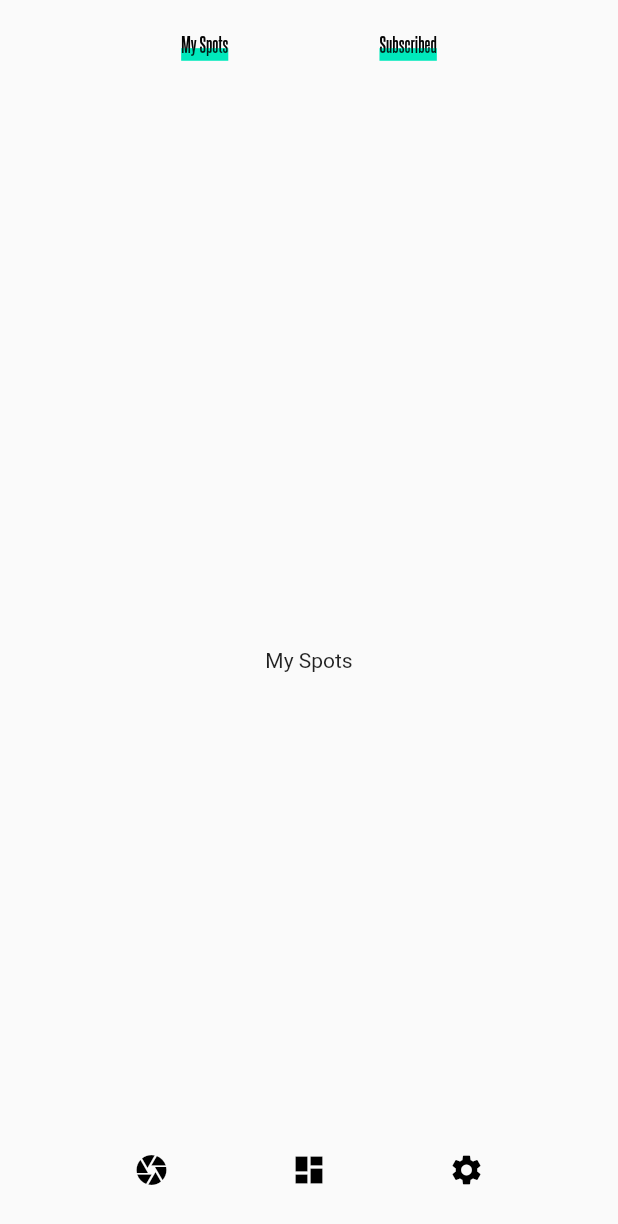
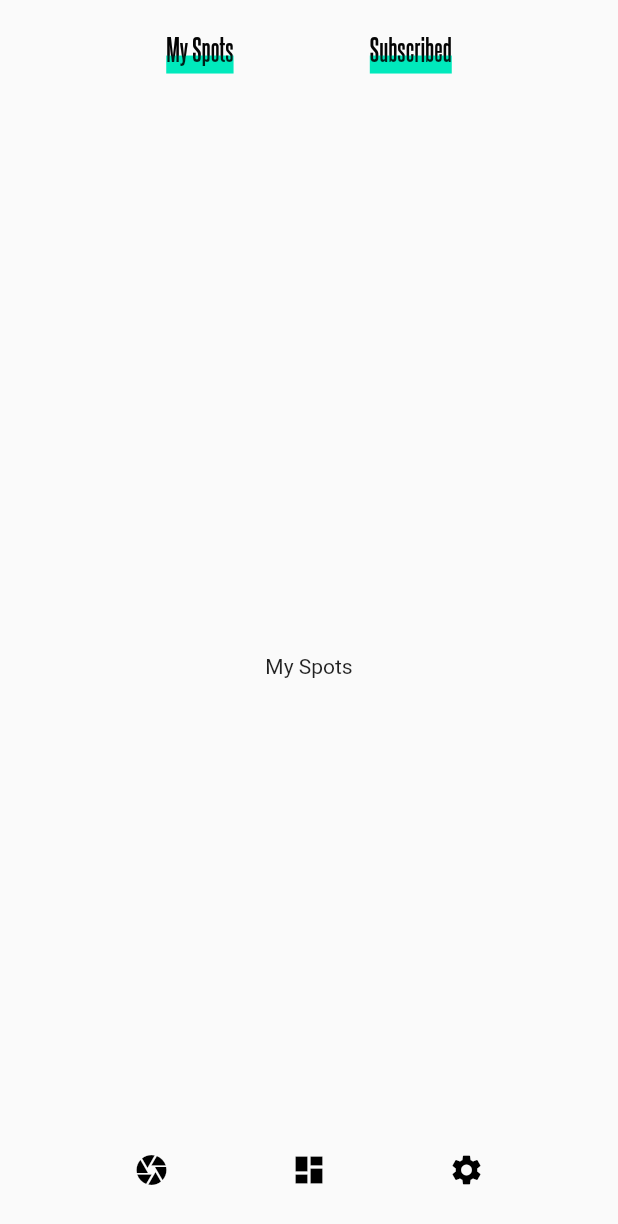
Before and after one commit to overdoz/quagga, a Flutter app: the screen it shows after launch, swiped to page 2, on a phone screen of 412 x 824 dp. Shown: the top 1224 px of the screen. Run offline on Flutter 3.47's test engine with Material 2 defaults, Android fonts, the phone set to English and light mode, and no system bars.

```diff
--- a/lib/components/header.dart
+++ b/lib/components/header.dart
@@ -15,7 +15,7 @@ class Header extends StatelessWidget {
           title,
           style: TextStyle(
             fontFamily: "Steelfish",
-
+            fontSize: 20.0,
             decoration: TextDecoration.underline,
             // decorationStyle: TextDecorationStyle.wavy,
             decorationColor: Color(0xFF00E9BC),
@@ -24,7 +24,10 @@ class Header extends StatelessWidget {
         ),
         Text(
           title,
-          style: TextStyle(fontFamily: "Steelfish"),
+          style: TextStyle(
+            fontFamily: "Steelfish",
+            fontSize: 20.0,
+          ),
         ),
       ],
     );
--- a/lib/main.dart
+++ b/lib/main.dart
@@ -17,6 +17,7 @@ class MyAppBar extends StatelessWidget {
         padding: const EdgeInsets.symmetric(horizontal: 8.0),
         // decoration: BoxDecoration(color: Colors.blue[500]),
         // Row is a horizontal, linear layout.
+        child: SafeArea(
           child: Row(
             // <Widget> is the type of items in the list.
             children: <Widget>[
@@ -38,7 +39,7 @@ class MyAppBar extends StatelessWidget {
               ),
             ],
           ),
-    );
+        ));
   }
 }
 
--- a/lib/views/feedView.dart
+++ b/lib/views/feedView.dart
@@ -9,7 +9,8 @@ class MyScaffold extends StatelessWidget {
   Widget build(BuildContext context) {
     // double width = MediaQuery.of(context).size.width;
     // Material is a conceptual piece of paper on which the UI appears.
-    return Material(
+    return SafeArea(
+      child: Material(
         // Column is a vertical, linear layout.
         child: Column(
           children: <Widget>[
@@ -42,6 +43,7 @@ class MyScaffold extends StatelessWidget {
             //_buildList(),
           ],
         ),
+      ),
     );
   }
 }
--- a/lib/views/spotsView.dart
+++ b/lib/views/spotsView.dart
@@ -18,7 +18,8 @@ class _SpotsViewState extends State<SpotsView> {
 
   @override
   Widget build(BuildContext context) {
-    return Center(
+    return SafeArea(
+      child: Center(
         child: Column(
           children: <Widget>[
             Padding(
@@ -50,6 +51,7 @@ class _SpotsViewState extends State<SpotsView> {
             )
           ],
         ),
+      ),
     );
   }
 }
```
Also changed, not shown: lib/views/quaggCommentsView.dart (+7 -2 lines). Lines whose indentation alone changed are shown as unchanged.
